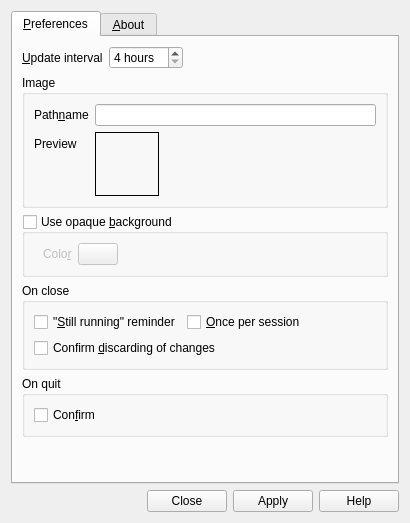
First picture: the form in qt/forms/controlpaneldialog.ui, repository damentz/moonphase, before the edit.
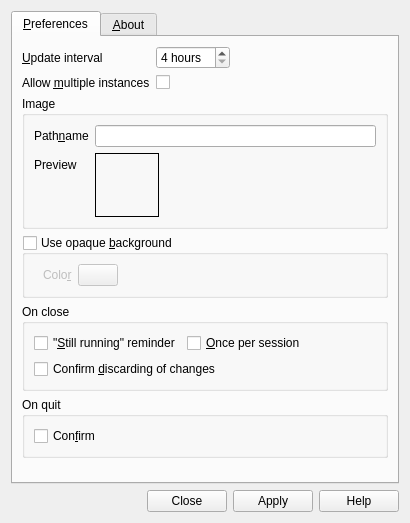
Second picture: the form after the edit. Icons and pictures are not drawn. Custom widgets are drawn as their Qt base class.

Commit message: Allow or prevent multiple instances of the program to run.

Diff of the .ui file:
```diff
--- a/qt/forms/controlpaneldialog.ui
+++ b/qt/forms/controlpaneldialog.ui
@@ -72,6 +72,23 @@
            </property>
           </widget>
          </item>
+         <item row="1" column="0">
+          <widget class="QLabel" name="m_pAllowMultipleInstancesLabel">
+           <property name="text">
+            <string>Allow &amp;multiple instances</string>
+           </property>
+           <property name="buddy">
+            <cstring>m_pAllowMultipleInstancesCheckBox</cstring>
+           </property>
+          </widget>
+         </item>
+         <item row="1" column="1">
+          <widget class="QCheckBox" name="m_pAllowMultipleInstancesCheckBox">
+           <property name="text">
+            <string/>
+           </property>
+          </widget>
+         </item>
         </layout>
        </item>
        <item>
```
Left out of the diff: 20 changed lines with no effect on the pictures. The commit also changes 4 other files.
